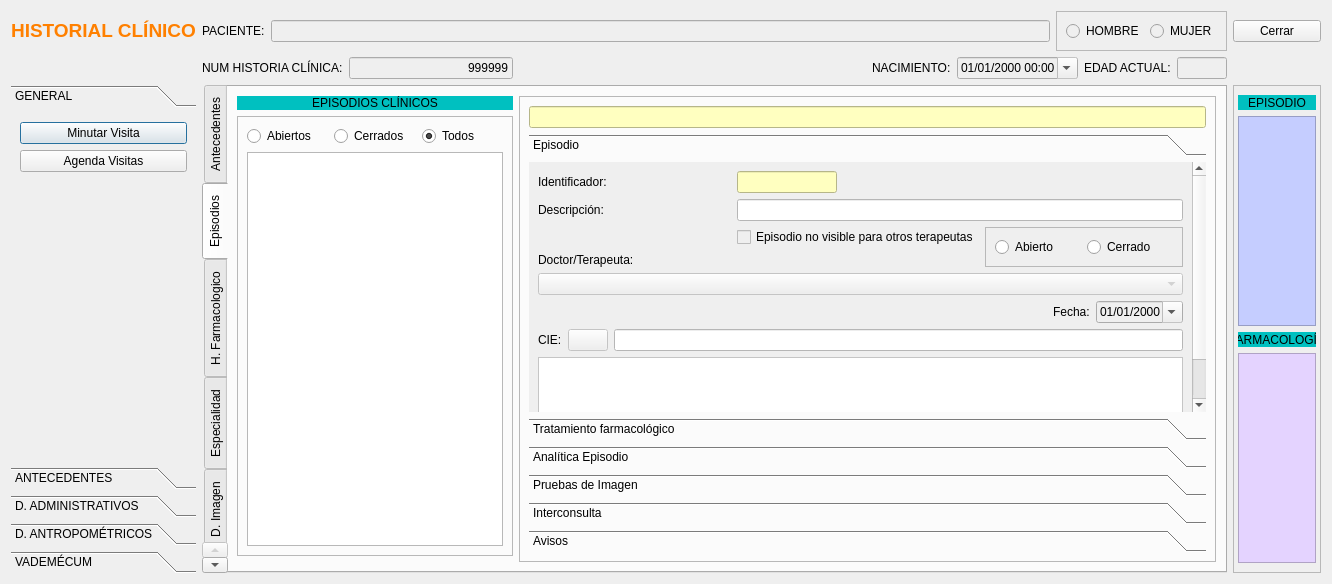
Qt form frmfichapaciente.ui (arcnexus/RedFoX) before a commit.
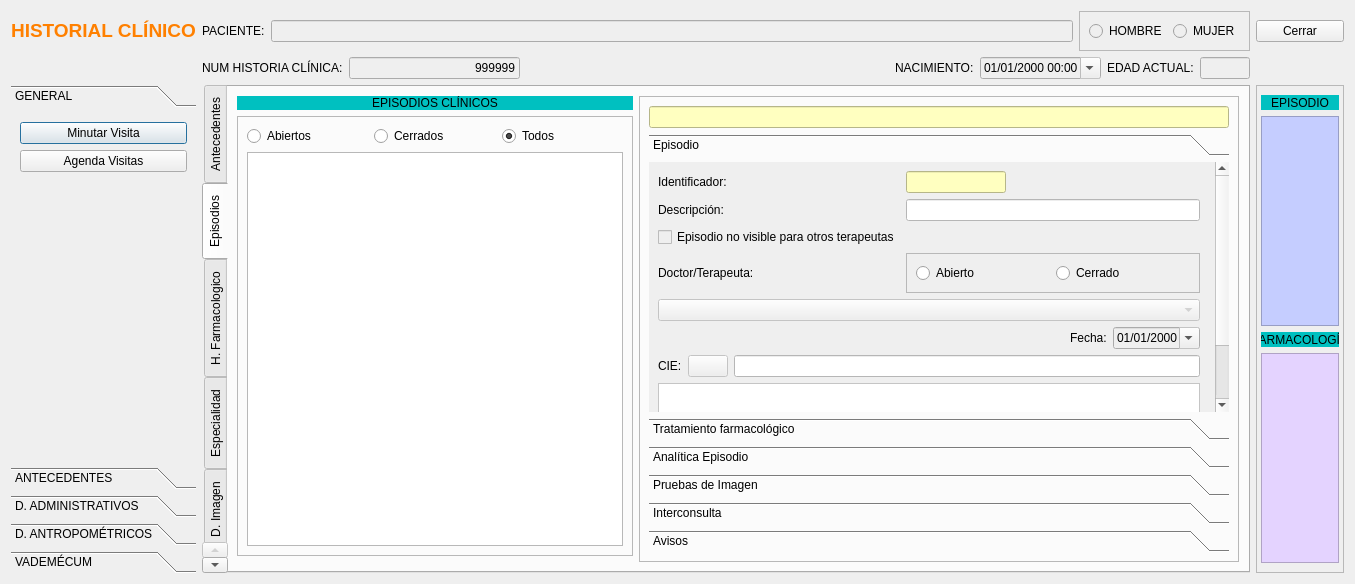
The same form after that commit. Icons and pictures are not drawn.

Commit message:
Recuperación datos -vademecum medicamento ficha historial farmacologico
Conversion a QTableWidget para mostrar los datos recuperados de XML

The edit to the form file:
```diff
--- a/frmfichapaciente.ui
+++ b/frmfichapaciente.ui
@@ -9,13 +9,13 @@
    <rect>
     <x>0</x>
     <y>0</y>
-    <width>1332</width>
+    <width>1355</width>
     <height>584</height>
    </rect>
   </property>
   <property name="maximumSize">
    <size>
-    <width>2472</width>
+    <width>16777215</width>
     <height>16777215</height>
    </size>
   </property>
@@ -1694,6 +1694,12 @@
            <height>0</height>
           </size>
          </property>
+         <property name="maximumSize">
+          <size>
+           <width>600</width>
+           <height>16777215</height>
+          </size>
+         </property>
          <property name="frameShape">
           <enum>QFrame::StyledPanel</enum>
          </property>
@@ -1714,8 +1720,8 @@
               <rect>
                <x>0</x>
                <y>0</y>
-               <width>687</width>
-               <height>304</height>
+               <width>559</width>
+               <height>329</height>
               </rect>
              </property>
              <attribute name="label">
@@ -1753,51 +1759,6 @@
                 </property>
                </widget>
               </item>
-              <item row="2" column="1">
-               <widget class="QCheckBox" name="chkEpisodioprivado">
-                <property name="enabled">
-                 <bool>false</bool>
-                </property>
-                <property name="styleSheet">
-                 <string notr="true">color: rgb(0, 0, 0);</string>
-                </property>
-                <property name="text">
-                 <string>Episodio no visible para otros terapeutas</string>
-                </property>
-               </widget>
-              </item>
-              <item row="2" column="2" rowspan="2">
-               <widget class="QFrame" name="frame_25">
-                <property name="minimumSize">
-                 <size>
-                  <width>198</width>
-                  <height>0</height>
-                 </size>
-                </property>
-                <property name="frameShape">
-                 <enum>QFrame::StyledPanel</enum>
-                </property>
-                <property name="frameShadow">
-                 <enum>QFrame::Raised</enum>
-                </property>
-                <layout class="QHBoxLayout" name="horizontalLayout_4">
-                 <item>
-                  <widget class="QRadioButton" name="radEpisodioAbierto">
-                   <property name="text">
-                    <string>Abierto</string>
-                   </property>
-                  </widget>
-                 </item>
-                 <item>
-                  <widget class="QRadioButton" name="radEpisodioCerrado">
-                   <property name="text">
-                    <string>Cerrado</string>
-                   </property>
-                  </widget>
-                 </item>
-                </layout>
-               </widget>
-              </item>
               <item row="3" column="0">
                <widget class="QLabel" name="label_86">
                 <property name="text">
@@ -1805,17 +1766,6 @@
                 </property>
                </widget>
               </item>
-              <item row="7" column="0" colspan="3">
-               <widget class="QTextEdit" name="txtHistorialEpisodio">
-                <property name="enabled">
-                 <bool>false</bool>
-                </property>
-                <property name="styleSheet">
-                 <string notr="true">background-color: rgb(255, 255, 255);
-color: rgb(0, 0, 0);</string>
-                </property>
-               </widget>
-              </item>
               <item row="8" column="0" colspan="3">
                <layout class="QGridLayout" name="gridLayout_3">
                 <item row="0" column="2">
@@ -1926,8 +1876,8 @@
                 </item>
                </layout>
               </item>
-              <item row="1" column="1" colspan="2">
-               <widget class="QLineEdit" name="txtDescripcionEpisodio">
+              <item row="7" column="0" colspan="2">
+               <widget class="QTextEdit" name="txtHistorialEpisodio">
                 <property name="enabled">
                  <bool>false</bool>
                 </property>
@@ -1937,47 +1887,7 @@
                 </property>
                </widget>
               </item>
-              <item row="5" column="0" colspan="3">
-               <layout class="QHBoxLayout" name="horizontalLayout_5">
-                <item>
-                 <spacer name="horizontalSpacer_6">
-                  <property name="orientation">
-                   <enum>Qt::Horizontal</enum>
-                  </property>
-                  <property name="sizeHint" stdset="0">
-                   <size>
-                    <width>40</width>
-                    <height>20</height>
-                   </size>
-                  </property>
-                 </spacer>
-                </item>
-                <item>
-                 <widget class="QLabel" name="label_5">
-                  <property name="text">
-                   <string>Fecha:</string>
-                  </property>
-                 </widget>
-                </item>
-                <item>
-                 <widget class="QDateEdit" name="txtFechaEpisodio">
-                  <property name="enabled">
-                   <bool>false</bool>
-                  </property>
-                  <property name="styleSheet">
-                   <string notr="true">color: rgb(0, 0, 0);</string>
-                  </property>
-                  <property name="displayFormat">
-                   <string>dd/MM/yyyy</string>
-                  </property>
-                  <property name="calendarPopup">
-                   <bool>true</bool>
-                  </property>
-                 </widget>
-                </item>
-               </layout>
-              </item>
-              <item row="6" column="0" colspan="3">
+              <item row="6" column="0" colspan="2">
                <layout class="QGridLayout" name="gridLayout_38">
                 <item row="0" column="0">
                  <widget class="QLabel" name="label_7">
@@ -2013,13 +1923,109 @@
                 </item>
                </layout>
               </item>
-              <item row="4" column="0" colspan="3">
+              <item row="5" column="0" colspan="2">
+               <layout class="QHBoxLayout" name="horizontalLayout_5">
+                <item>
+                 <spacer name="horizontalSpacer_6">
+                  <property name="orientation">
+                   <enum>Qt::Horizontal</enum>
+                  </property>
+                  <property name="sizeHint" stdset="0">
+                   <size>
+                    <width>40</width>
+                    <height>20</height>
+                   </size>
+                  </property>
+                 </spacer>
+                </item>
+                <item>
+                 <widget class="QLabel" name="label_5">
+                  <property name="text">
+                   <string>Fecha:</string>
+                  </property>
+                 </widget>
+                </item>
+                <item>
+                 <widget class="QDateEdit" name="txtFechaEpisodio">
+                  <property name="enabled">
+                   <bool>false</bool>
+                  </property>
+                  <property name="styleSheet">
+                   <string notr="true">color: rgb(0, 0, 0);</string>
+                  </property>
+                  <property name="displayFormat">
+                   <string>dd/MM/yyyy</string>
+                  </property>
+                  <property name="calendarPopup">
+                   <bool>true</bool>
+                  </property>
+                 </widget>
+                </item>
+               </layout>
+              </item>
+              <item row="4" column="0" colspan="2">
                <widget class="QComboBox" name="cboDoctorEpisodio">
                 <property name="enabled">
                  <bool>false</bool>
                 </property>
                </widget>
               </item>
+              <item row="2" column="0">
+               <widget class="QCheckBox" name="chkEpisodioprivado">
+                <property name="enabled">
+                 <bool>false</bool>
+                </property>
+                <property name="styleSheet">
+                 <string notr="true">color: rgb(0, 0, 0);</string>
+                </property>
+                <property name="text">
+                 <string>Episodio no visible para otros terapeutas</string>
+                </property>
+               </widget>
+              </item>
+              <item row="3" column="1">
+               <widget class="QFrame" name="frame_25">
+                <property name="minimumSize">
+                 <size>
+                  <width>198</width>
+                  <height>0</height>
+                 </size>
+                </property>
+                <property name="frameShape">
+                 <enum>QFrame::StyledPanel</enum>
+                </property>
+                <property name="frameShadow">
+                 <enum>QFrame::Raised</enum>
+                </property>
+                <layout class="QHBoxLayout" name="horizontalLayout_4">
+                 <item>
+                  <widget class="QRadioButton" name="radEpisodioAbierto">
+                   <property name="text">
+                    <string>Abierto</string>
+                   </property>
+                  </widget>
+                 </item>
+                 <item>
+                  <widget class="QRadioButton" name="radEpisodioCerrado">
+                   <property name="text">
+                    <string>Cerrado</string>
+                   </property>
+                  </widget>
+                 </item>
+                </layout>
+               </widget>
+              </item>
+              <item row="1" column="1">
+               <widget class="QLineEdit" name="txtDescripcionEpisodio">
+                <property name="enabled">
+                 <bool>false</bool>
+                </property>
+                <property name="styleSheet">
+                 <string notr="true">background-color: rgb(255, 255, 255);
+color: rgb(0, 0, 0);</string>
+                </property>
+               </widget>
+              </item>
              </layout>
             </widget>
             <widget class="QWidget" name="page_4">
```
Left out of the diff: 56 changed lines with no effect on the pictures. The commit also changes 5 other files.
